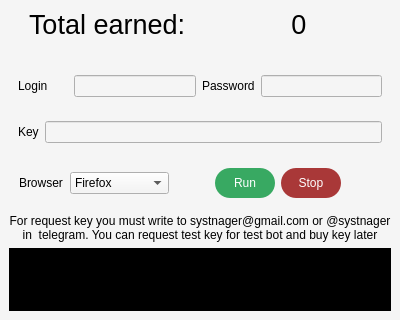
This is res/ui/main.ui in lil4ipsik/aviso_bot as Qt 5 draws it before an edit. The edited form follows.
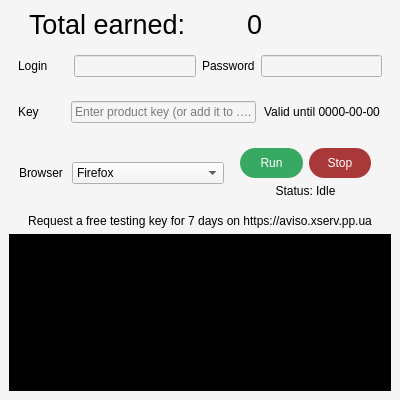
This is the edited form.

Commit message: New key validation + testing key requests

```diff
--- a/res/ui/main.ui
+++ b/res/ui/main.ui
@@ -7,7 +7,7 @@
     <x>0</x>
     <y>0</y>
     <width>400</width>
-    <height>320</height>
+    <height>400</height>
    </rect>
   </property>
   <property name="sizePolicy">
@@ -19,13 +19,13 @@
   <property name="minimumSize">
    <size>
     <width>400</width>
-    <height>300</height>
+    <height>400</height>
    </size>
   </property>
   <property name="maximumSize">
    <size>
-    <width>16777215</width>
-    <height>16777215</height>
+    <width>400</width>
+    <height>400</height>
    </size>
   </property>
   <property name="windowTitle">
@@ -109,9 +109,6 @@
         <property name="text">
          <string>0</string>
         </property>
-        <property name="alignment">
-         <set>Qt::AlignmentFlag::AlignCenter</set>
-        </property>
        </widget>
       </item>
       <item>
@@ -129,19 +126,6 @@
       </item>
      </layout>
     </item>
-    <item>
-     <widget class="QLabel" name="status_label">
-      <property name="text">
-       <string/>
-      </property>
-      <property name="alignment">
-       <set>Qt::AlignmentFlag::AlignCenter</set>
-      </property>
-      <property name="wordWrap">
-       <bool>true</bool>
-      </property>
-     </widget>
-    </item>
     <item>
      <widget class="QWidget" name="horizontalWidget" native="true">
       <property name="minimumSize">
@@ -201,7 +185,60 @@
         </widget>
        </item>
        <item>
-        <widget class="QLineEdit" name="product_key_edit"/>
+        <widget class="QLineEdit" name="product_key_edit">
+         <property name="sizePolicy">
+          <sizepolicy hsizetype="Fixed" vsizetype="Fixed">
+           <horstretch>1</horstretch>
+           <verstretch>0</verstretch>
+          </sizepolicy>
+         </property>
+         <property name="minimumSize">
+          <size>
+           <width>0</width>
+           <height>0</height>
+          </size>
+         </property>
+         <property name="maximumSize">
+          <size>
+           <width>185</width>
+           <height>16777215</height>
+          </size>
+         </property>
+         <property name="maxLength">
+          <number>29</number>
+         </property>
+         <property name="alignment">
+          <set>Qt::AlignCenter</set>
+         </property>
+         <property name="placeholderText">
+          <string>Enter product key (or add it to .env)</string>
+         </property>
+         <property name="clearButtonEnabled">
+          <bool>false</bool>
+         </property>
+        </widget>
+       </item>
+       <item>
+        <widget class="QLabel" name="vaild_label">
+         <property name="minimumSize">
+          <size>
+           <width>120</width>
+           <height>0</height>
+          </size>
+         </property>
+         <property name="maximumSize">
+          <size>
+           <width>120</width>
+           <height>16777215</height>
+          </size>
+         </property>
+         <property name="text">
+          <string>Valid until 0000-00-00</string>
+         </property>
+         <property name="alignment">
+          <set>Qt::AlignCenter</set>
+         </property>
+        </widget>
        </item>
       </layout>
      </widget>
@@ -227,7 +264,7 @@
        <widget class="QLabel" name="label_4">
         <property name="maximumSize">
          <size>
-          <width>45</width>
+          <width>47</width>
           <height>16777215</height>
          </size>
         </property>
@@ -251,20 +288,15 @@
        </widget>
       </item>
       <item>
+       <layout class="QVBoxLayout" name="verticalLayout">
+        <property name="leftMargin">
+         <number>10</number>
+        </property>
+        <property name="rightMargin">
+         <number>10</number>
+        </property>
+        <item>
        <layout class="QHBoxLayout" name="horizontalLayout_2">
-        <item>
-         <spacer name="horizontalSpacer_2">
-          <property name="orientation">
-           <enum>Qt::Orientation::Vertical</enum>
-          </property>
-          <property name="sizeHint" stdset="0">
-           <size>
-            <width>40</width>
-            <height>20</height>
-           </size>
-          </property>
-         </spacer>
-        </item>
         <item>
          <widget class="QPushButton" name="start_bot_button">
           <property name="sizePolicy">
@@ -319,18 +351,20 @@
           </property>
          </widget>
         </item>
+         </layout>
+        </item>
         <item>
-         <spacer name="horizontalSpacer_3">
-          <property name="orientation">
-           <enum>Qt::Orientation::Vertical</enum>
+         <widget class="QLabel" name="status_label">
+          <property name="text">
+           <string>Status: Idle</string>
           </property>
-          <property name="sizeHint" stdset="0">
-           <size>
-            <width>40</width>
-            <height>20</height>
-           </size>
+          <property name="alignment">
+           <set>Qt::AlignCenter</set>
           </property>
-         </spacer>
+          <property name="wordWrap">
+           <bool>true</bool>
+          </property>
+         </widget>
         </item>
        </layout>
       </item>
@@ -339,7 +373,7 @@
     <item>
      <widget class="QLabel" name="label_6">
       <property name="text">
-       <string>For request key you must write to systnager@gmail.com or @systnager in  telegram. You can request test key for test bot and buy key later</string>
+       <string>Request a free testing key for 7 days on https://aviso.xserv.pp.ua</string>
       </property>
       <property name="alignment">
        <set>Qt::AlignmentFlag::AlignCenter</set>
@@ -361,13 +395,10 @@
       </property>
       <property name="html">
        <string>&lt;!DOCTYPE HTML PUBLIC &quot;-//W3C//DTD HTML 4.0//EN&quot; &quot;http://www.w3.org/TR/REC-html40/strict.dtd&quot;&gt;
-&lt;html&gt;&lt;head&gt;&lt;meta name=&quot;qrichtext&quot; content=&quot;1&quot; /&gt;&lt;meta charset=&quot;utf-8&quot; /&gt;&lt;style type=&quot;text/css&quot;&gt;
+&lt;html&gt;&lt;head&gt;&lt;meta name=&quot;qrichtext&quot; content=&quot;1&quot; /&gt;&lt;style type=&quot;text/css&quot;&gt;
 p, li { white-space: pre-wrap; }
-hr { height: 1px; border-width: 0; }
-li.unchecked::marker { content: &quot;\2610&quot;; }
-li.checked::marker { content: &quot;\2612&quot;; }
-&lt;/style&gt;&lt;/head&gt;&lt;body style=&quot; font-family:'Segoe UI'; font-size:9pt; font-weight:400; font-style:normal;&quot;&gt;
-&lt;p style=&quot;-qt-paragraph-type:empty; margin-top:0px; margin-bottom:0px; margin-left:0px; margin-right:0px; -qt-block-indent:0; text-indent:0px;&quot;&gt;&lt;br /&gt;&lt;/p&gt;&lt;/body&gt;&lt;/html&gt;</string>
+&lt;/style&gt;&lt;/head&gt;&lt;body style=&quot; font-family:'MS Shell Dlg 2'; font-size:8.25pt; font-weight:400; font-style:normal;&quot;&gt;
+&lt;p style=&quot;-qt-paragraph-type:empty; margin-top:0px; margin-bottom:0px; margin-left:0px; margin-right:0px; -qt-block-indent:0; text-indent:0px; font-family:'Segoe UI'; font-size:9pt;&quot;&gt;&lt;br /&gt;&lt;/p&gt;&lt;/body&gt;&lt;/html&gt;</string>
       </property>
       <property name="overwriteMode">
        <bool>true</bool>
```
Left out of the diff: 17 changed lines with no effect on the pictures. Lines whose indentation alone changed are shown as unchanged. The commit also changes 3 other files.
